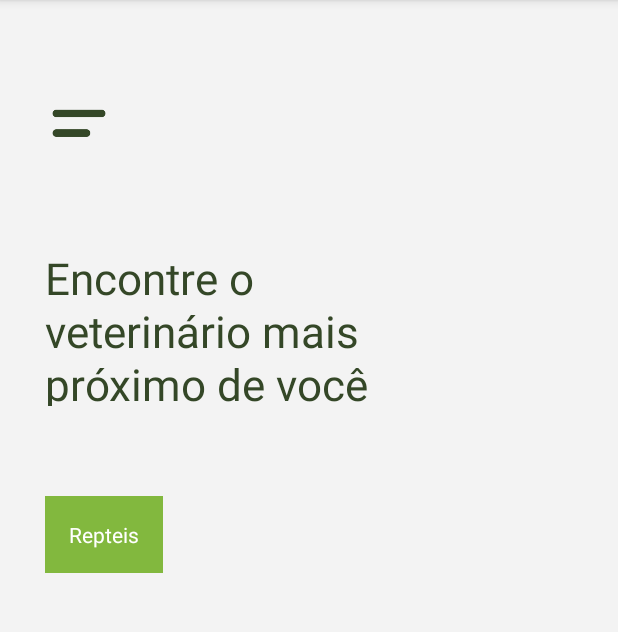
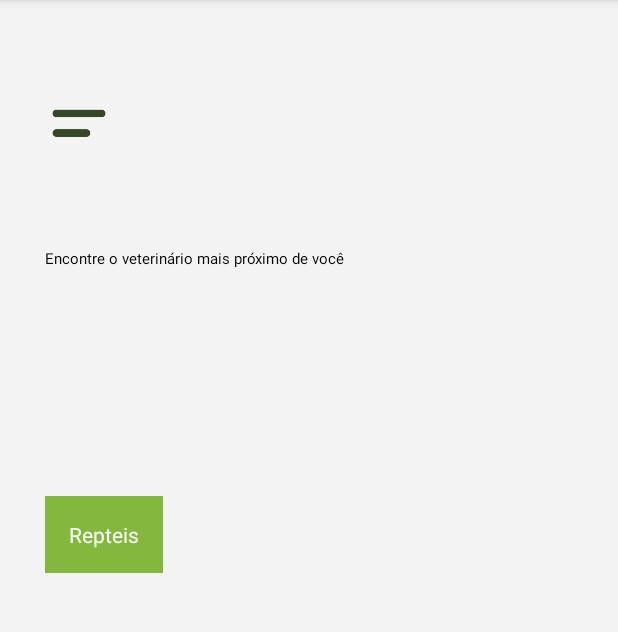
Before and after one commit to wGluz/VetSE, an Android app: the home screen opened directly, with no data from a screen before it, on a phone screen of 412 x 824 dp, the part 84-716 px from its top. Run offline under Robolectric (Android 15) with nearby library versions, the phone set to English and light mode, and no system bars.

Commit message:
Add files via upload

```diff
--- a/app/src/main/res/values/styles.xml
+++ b/app/src/main/res/values/styles.xml
@@ -18,19 +18,15 @@
         <item name="android:layout_marginRight">40dp</item>
         <item name="android:layout_marginLeft">40dp</item>
         <item name="android:layout_marginTop">15dp</item>
-
         <item name="background">@drawable/button</item>
     </style>
 
-<!-- Home -->
-
-    <style name="title_home">
-        <item name="fontFamily">Roboto</item>
-        <item name="android:textSize">29sp</item>
-        <item name="lineHeight">35sp</item>
-        <item name="android:textColor">#344727</item>
-        <item name="fontWeight">700</item>
+    <style name="Button_p">
+    <item name="android:layout_width"> 50dp</item>
+    <item name="android:layout_height">50dp</item>
+    <item name="android:padding">20dp</item>
+    <item name="android:layout_marginRight">40dp</item>
+    <item name="android:layout_marginLeft">40dp</item>
+    <item name="android:layout_marginTop">15dp</item>
     </style>
-
-
 </resources>
```
